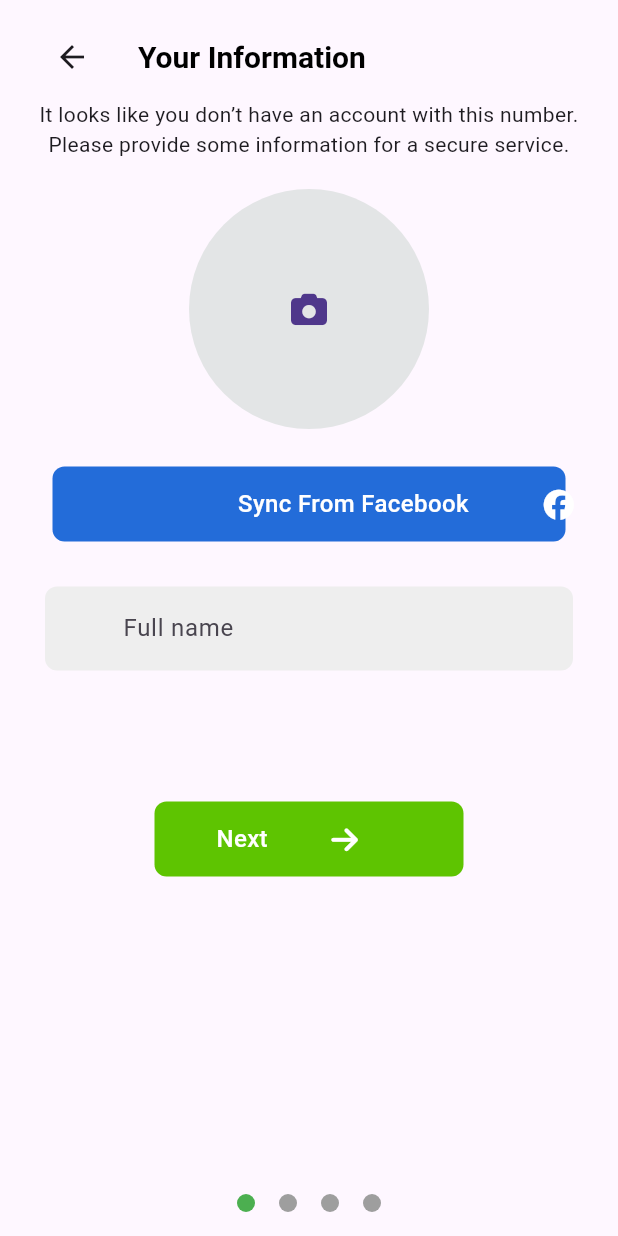
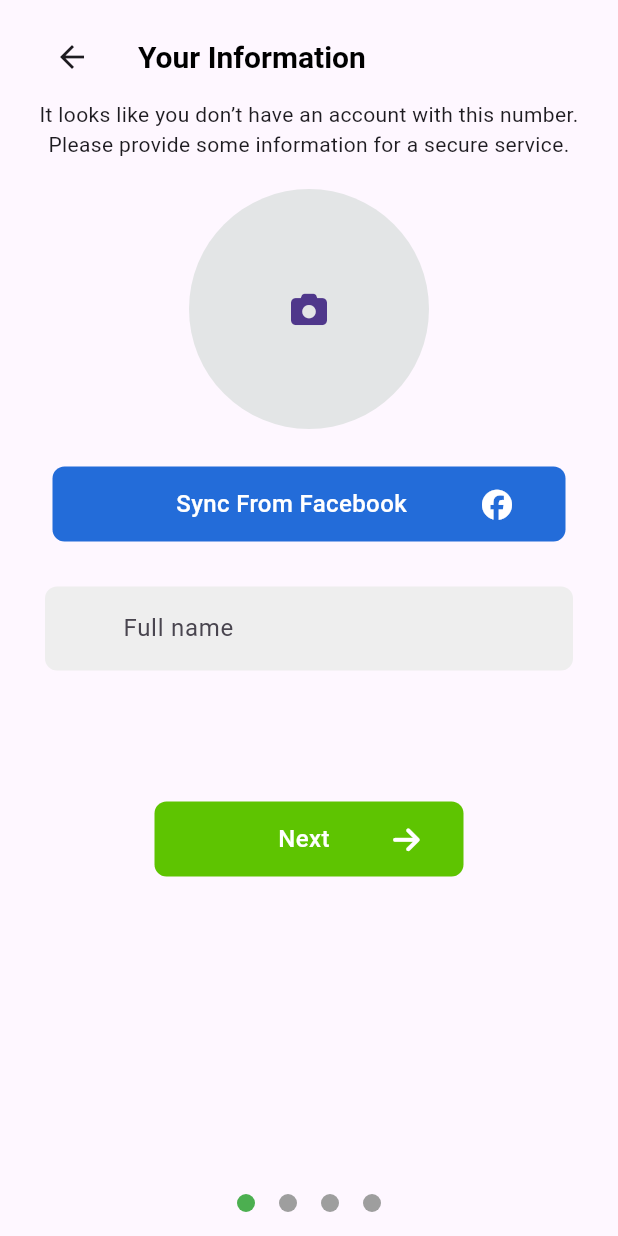
Before and after one commit to engbasel/Grocery-Market-App, a Flutter app: the screen it shows after launch, after a tap on "Sign up", on a phone screen of 412 x 824 dp. Run offline on Flutter 3.47's test engine with Material 3 defaults, Android fonts, the phone set to English and light mode, and no system bars; drawn by our look-alikes of smooth_page_indicator; our stand-ins replace firebase_core, flutter_bloc, flutter_svg, font_awesome_flutter, hive, hive_flutter and 1 more; accounts and stored records are empty.

Commit message:
"Updated EnterVerificationCodeView, MobileNumberView, and YourInformationView with layout and design changes, including added imports, modified widget sizes and styles, and updated button designs."

```diff
--- a/lib/Features/Auth/Signup/views/MobileNumberView.dart
+++ b/lib/Features/Auth/Signup/views/MobileNumberView.dart
@@ -17,7 +17,7 @@ class MobileNumberView extends StatelessWidget {
       body: ListView(
         children: [
           SizedBox(
-            height: height * 0.25,
+            height: height * 0.5,
             width: width * 0.25,
             child: Image.asset(
               'assets/Auth/PhonneNumbericon.png',
--- a/lib/Features/Auth/Signup/views/YourInformationView.dart
+++ b/lib/Features/Auth/Signup/views/YourInformationView.dart
@@ -53,7 +53,7 @@ class YourInformationView extends StatelessWidget {
                   ),
                   child: CustomButton(
                     widthBetweenItems: 50,
-                    widthAtFirstOfButton: width * 0.3,
+                    widthAtFirstOfButton: width * 0.2,
                     height: 50,
                     color: 0xff236cd9,
                     titleButton: 'Sync From Facebook',
@@ -76,7 +76,7 @@ class YourInformationView extends StatelessWidget {
                   TextColor: Colors.white,
                   width: width * 0.5,
                   widthBetweenItems: width * 0.1,
-                  widthAtFirstOfButton: width * 0.1,
+                  widthAtFirstOfButton: width * 0.2,
                   height: 50,
                   color: 0xff5ec401,
                   titleButton: 'Next',
```
Also changed, not shown: lib/Features/Auth/Signup/views/EnterVerificationCodeView.dart (+20 -7 lines).
